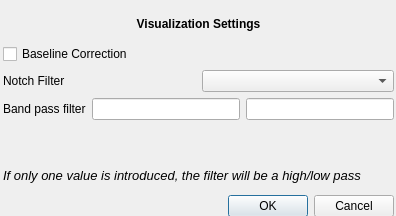
Old version of the form modules/dialog_plot_settings.ui in the repository Mscix/explore-desktop.
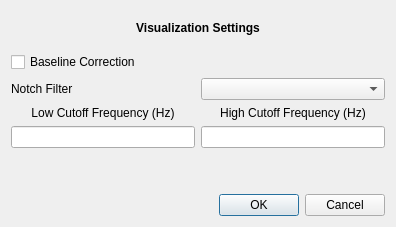
New version of the form.

Commit message: fix UI visual issues

Patch:
```diff
--- a/modules/dialog_plot_settings.ui
+++ b/modules/dialog_plot_settings.ui
@@ -7,22 +7,13 @@
     <x>0</x>
     <y>0</y>
     <width>396</width>
-    <height>216</height>
+    <height>227</height>
    </rect>
   </property>
   <property name="windowTitle">
    <string>Dialog</string>
   </property>
-  <widget class="QWidget" name="layoutWidget">
-   <property name="geometry">
-    <rect>
-     <x>3</x>
-     <y>10</y>
-     <width>391</width>
-     <height>207</height>
-    </rect>
-   </property>
-   <layout class="QVBoxLayout" name="verticalLayout">
+  <layout class="QVBoxLayout" name="verticalLayout_3">
     <item>
      <widget class="QLabel" name="label">
       <property name="text">
@@ -54,21 +45,55 @@
     <item>
      <layout class="QHBoxLayout" name="horizontalLayout">
       <item>
+      <layout class="QVBoxLayout" name="verticalLayout">
+       <item>
        <widget class="QLabel" name="label_3">
         <property name="text">
-         <string>Band pass filter</string>
+          <string>Low Cutoff Frequency (Hz)</string>
+         </property>
+         <property name="alignment">
+          <set>Qt::AlignCenter</set>
         </property>
        </widget>
       </item>
       <item>
        <widget class="QLineEdit" name="value_lowpass">
+         <property name="minimumSize">
+          <size>
+           <width>0</width>
+           <height>20</height>
+          </size>
+         </property>
         <property name="styleSheet">
          <string notr="true"/>
         </property>
        </widget>
       </item>
+      </layout>
+     </item>
       <item>
-       <widget class="QLineEdit" name="value_highpass"/>
+      <layout class="QVBoxLayout" name="verticalLayout_2">
+       <item>
+        <widget class="QLabel" name="label_5">
+         <property name="text">
+          <string>High Cutoff Frequency (Hz)</string>
+         </property>
+         <property name="alignment">
+          <set>Qt::AlignCenter</set>
+         </property>
+        </widget>
+       </item>
+       <item>
+        <widget class="QLineEdit" name="value_highpass">
+         <property name="minimumSize">
+          <size>
+           <width>0</width>
+           <height>20</height>
+          </size>
+         </property>
+        </widget>
+       </item>
+      </layout>
       </item>
      </layout>
     </item>
@@ -91,19 +116,6 @@
       </property>
      </widget>
     </item>
-    <item>
-     <widget class="QLabel" name="label_4">
-      <property name="font">
-       <font>
-        <pointsize>10</pointsize>
-        <italic>true</italic>
-       </font>
-      </property>
-      <property name="text">
-       <string>If only one value is introduced, the filter will be a high/low pass</string>
-      </property>
-     </widget>
-    </item>
     <item>
      <widget class="QDialogButtonBox" name="buttonBox">
       <property name="orientation">
@@ -115,7 +127,6 @@
      </widget>
     </item>
    </layout>
-  </widget>
  </widget>
  <resources/>
  <connections>
```
Lines whose indentation alone changed are shown as unchanged. The commit also changes 4 other files.
